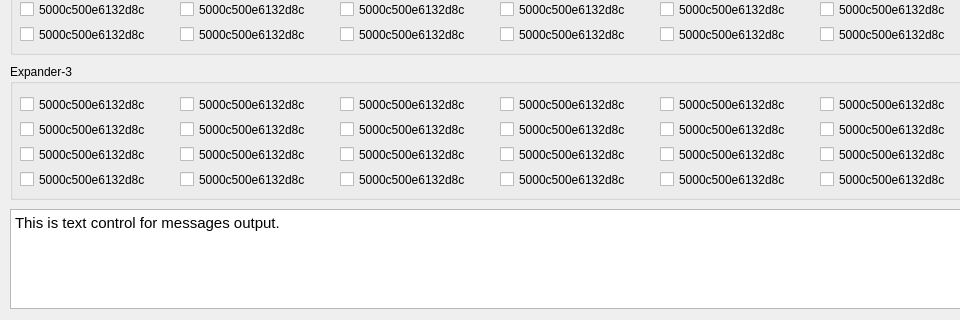
The window that widget.ui (JuihoChen/myDino) describes before a commit, drawn with Qt 5; both pictures show x 0 to 960 and y 521 to 841 of the 1159 by 841 pixel window.
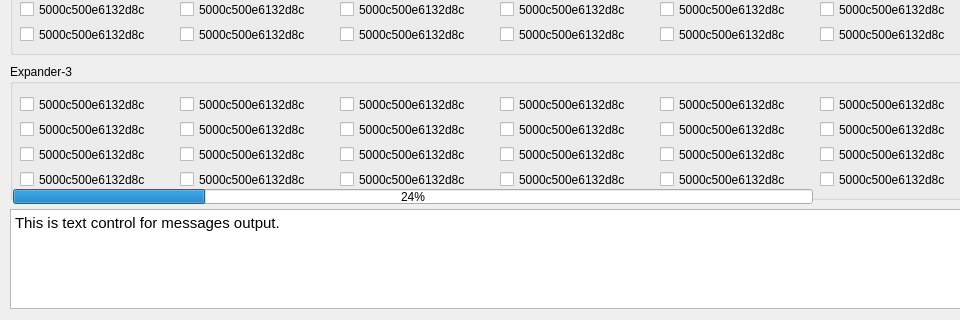
The same window after the commit. Icons and pictures are not drawn.

Commit message: [UPDATE] Add a progress bar to give an indication of the QProgress for auto FIO tests

```diff
--- a/widget.ui
+++ b/widget.ui
@@ -1992,8 +1992,20 @@
     <string>  Clear</string>
    </property>
    <property name="icon">
-    <iconset theme="document-new">
-     <normaloff>.</normaloff>.</iconset>
+    <iconset theme="document-new"/>
+   </property>
+  </widget>
+  <widget class="QProgressBar" name="progress_afio">
+   <property name="geometry">
+    <rect>
+     <x>13</x>
+     <y>710</y>
+     <width>800</width>
+     <height>15</height>
+    </rect>
+   </property>
+   <property name="value">
+    <number>24</number>
    </property>
   </widget>
  </widget>
```
Left out of the diff: 6 changed lines with no effect on the pictures. The commit also changes 2 other files.
